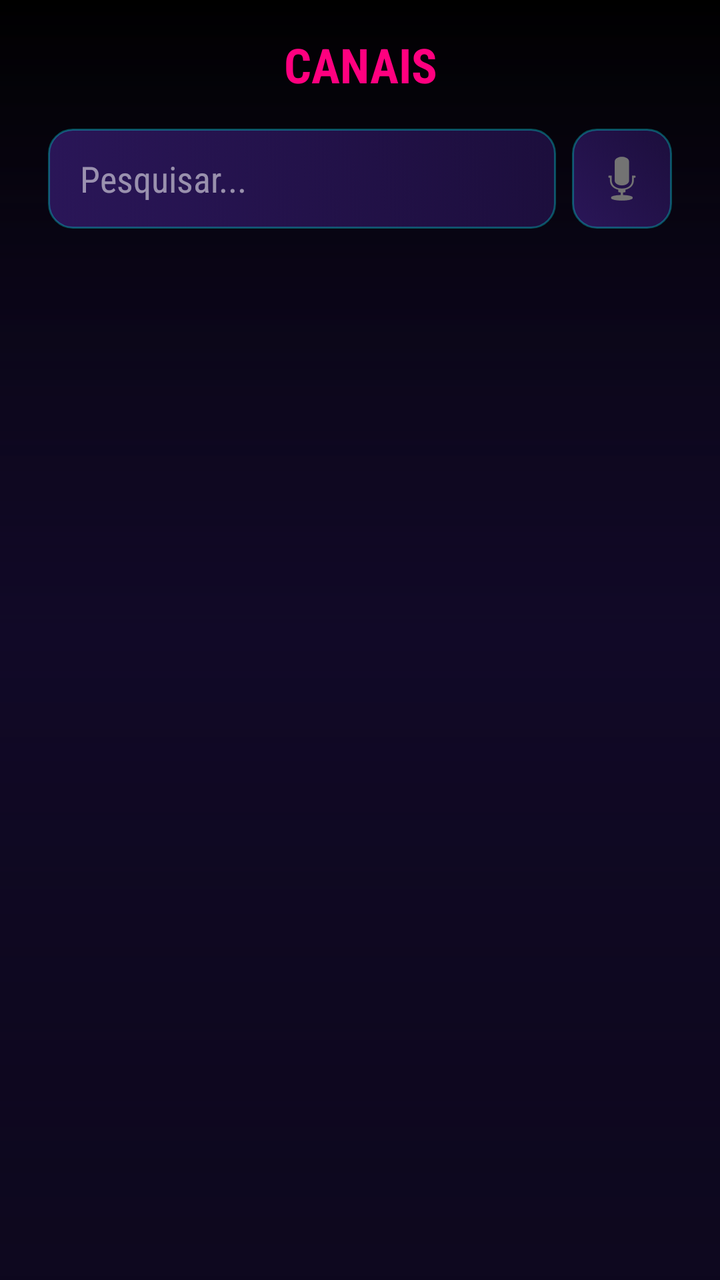
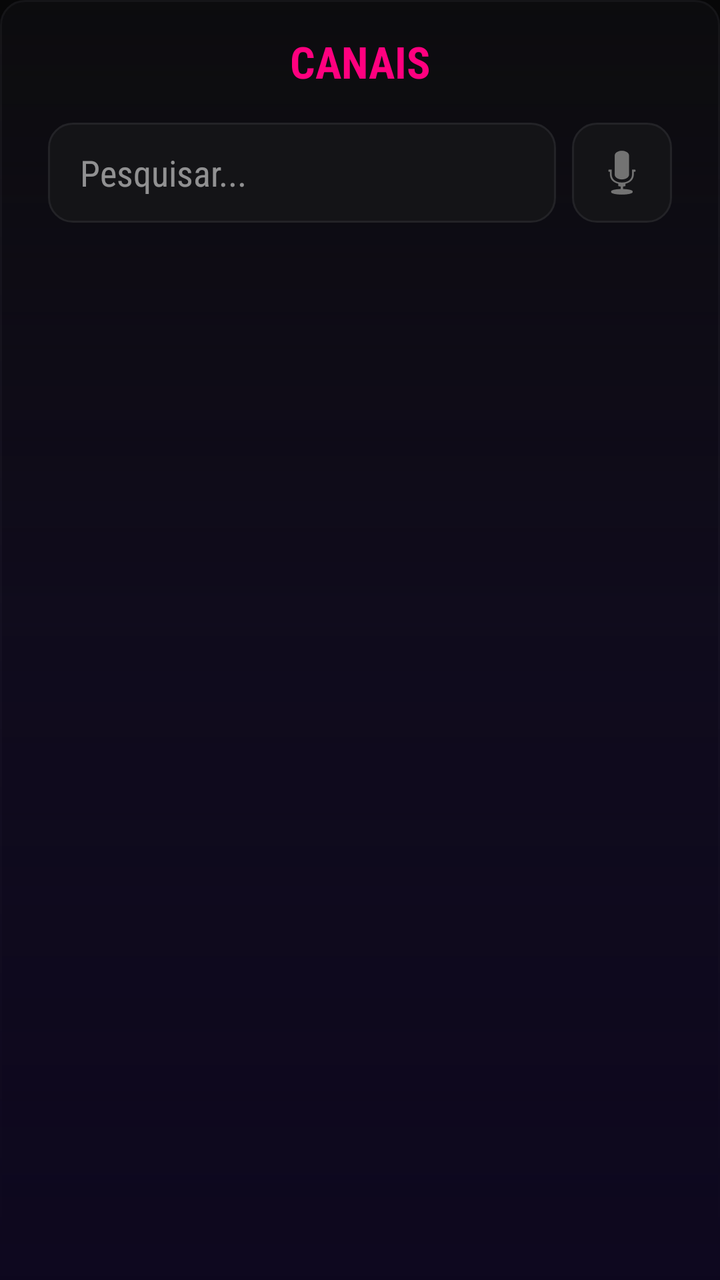

Compare the two renders of this Android layout. The source of the first and the diff that turns it into the second are given below.
<!-- AndroidManifest.xml: activity theme AppTheme -->
<!-- res/layout/activity_streams.xml -->
<?xml version="1.0" encoding="utf-8"?>
<FrameLayout xmlns:android="http://schemas.android.com/apk/res/android"
    android:layout_width="match_parent"
    android:layout_height="match_parent"
    android:background="@drawable/bg_screen_gradient">

    
    <ImageView
        android:id="@+id/ivBackgroundBlur"
        android:layout_width="match_parent"
        android:layout_height="match_parent"
        android:scaleType="centerCrop"
        android:alpha="0.3" />

    
    <View
        android:layout_width="match_parent"
        android:layout_height="match_parent"
        android:background="@drawable/bg_gradient_overlay" />

    <LinearLayout
        android:layout_width="match_parent"
        android:layout_height="match_parent"
        android:orientation="vertical"
        android:padding="16dp">

    <TextView
        android:id="@+id/tvCategoryTitle"
        android:layout_width="match_parent"
        android:layout_height="wrap_content"
        android:text="CANAIS"
        android:textColor="#FF007F"
        android:textSize="24sp"
        android:textStyle="bold"
        android:gravity="center"
        android:layout_marginBottom="8dp"/>

    <LinearLayout
        android:id="@+id/llSearchContainer"
        android:layout_width="match_parent"
        android:layout_height="wrap_content"
        android:orientation="horizontal"
        android:padding="8dp">

        <EditText
            android:id="@+id/etSearch"
            android:layout_width="0dp"
            android:layout_height="50dp"
            android:layout_weight="1"
            android:hint="Pesquisar..."
            android:textColorHint="#88FFFFFF"
            android:textColor="@color/text_primary"
            android:background="@drawable/bg_button_neon"
            android:paddingStart="16dp"
            android:paddingEnd="16dp" />

        <ImageButton
            android:id="@+id/btnVoiceSearch"
            android:layout_width="50dp"
            android:layout_height="50dp"
            android:layout_marginStart="8dp"
            android:background="@drawable/bg_button_neon"
            android:src="@android:drawable/ic_btn_speak_now"
            android:contentDescription="Pesquisa por Voz" />
            
    </LinearLayout>

    <FrameLayout
        android:layout_width="match_parent"
        android:layout_height="match_parent">

        <androidx.recyclerview.widget.RecyclerView
            android:id="@+id/rvStreams"
            android:layout_width="match_parent"
            android:layout_height="match_parent" />

        <ProgressBar
            android:id="@+id/progressBar"
            android:layout_width="64dp"
            android:layout_height="64dp"
            android:layout_gravity="center"
            android:indeterminateTint="#00FFFF"
            android:visibility="gone" />
    </FrameLayout>
    </LinearLayout>
</FrameLayout>
<!-- resources referenced by this layout -->
<resources>
  <color name="text_primary">#FFFFFF</color>
  <!-- drawable bg_button_neon (drawable) -->
  <?xml version="1.0" encoding="utf-8"?>
  <selector xmlns:android="http://schemas.android.com/apk/res/android">
      <item android:state_focused="true">
          <shape android:shape="rectangle">
              <solid android:color="#8000FFFF"/>
              <corners android:radius="12dp"/>
              <stroke android:width="4dp" android:color="#FFFFFF"/>
          </shape>
      </item>
      <item>
          <shape android:shape="rectangle">
              <gradient android:startColor="#2A1658" android:endColor="#1C0E3C" android:angle="45"/>
              <corners android:radius="12dp"/>
              <stroke android:width="1dp" android:color="#4D00FFFF"/>
          </shape>
      </item>
  </selector>
  <!-- drawable bg_gradient_overlay (drawable) -->
  <?xml version="1.0" encoding="utf-8"?>
  <shape xmlns:android="http://schemas.android.com/apk/res/android"
      android:shape="rectangle">
      <gradient
          android:angle="270"
          android:startColor="#66000000"
          android:centerColor="#B30D071E"
          android:endColor="#FF0D071E"
          android:type="linear" />
  </shape>
  <!-- drawable bg_screen_gradient (drawable) -->
  <?xml version="1.0" encoding="utf-8"?>
  <shape xmlns:android="http://schemas.android.com/apk/res/android" android:shape="rectangle">
      <gradient 
          android:startColor="#0D071E" 
          android:centerColor="#1A0D3B"
          android:endColor="#000000" 
          android:angle="90" 
          android:type="linear"/>
  </shape>
  <style name="AppTheme" parent="Theme.AppCompat.NoActionBar">
          <item name="android:fontFamily">sans-serif-condensed</item>
          <item name="android:windowAnimationStyle">@style/AppWindowTransition</item>
          <item name="android:windowBackground">@color/bg_primary</item>
          <item name="colorPrimary">@color/bg_elevated</item>
          <item name="colorPrimaryDark">@color/bg_primary</item>
          <item name="colorAccent">@color/accent</item>
          <item name="android:textColorPrimary">@color/text_primary</item>
          <item name="android:textColorSecondary">@color/text_secondary</item>
      </style>
  <style name="AppWindowTransition" parent="android:Animation.Activity">
          <item name="android:activityOpenEnterAnimation">@anim/fade_in</item>
          <item name="android:activityOpenExitAnimation">@anim/fade_out</item>
          <item name="android:activityCloseEnterAnimation">@anim/fade_in</item>
          <item name="android:activityCloseExitAnimation">@anim/fade_out</item>
      </style>
  <color name="bg_primary">#0B0B0D</color>
  <color name="bg_elevated">#1A1A1C</color>
  <color name="accent">#3D8BFF</color>
  <color name="text_secondary">#9B9BA1</color>
</resources>

<!-- the commit's change to res/layout/activity_streams.xml (unified diff, before → after) -->
@@ -30,7 +30,7 @@
         android:layout_height="wrap_content"
         android:text="CANAIS"
         android:textColor="#FF007F"
-        android:textSize="24sp"
+        android:textSize="@dimen/text_title"
         android:textStyle="bold"
         android:gravity="center"
         android:layout_marginBottom="8dp"/>
<!-- resource entries referenced after the edit -->
@@ -1,21 +1,22 @@
 <!-- resources referenced by this layout -->
 <resources>
   <color name="text_primary">#FFFFFF</color>
+  <dimen name="text_title">22sp</dimen>
   <!-- drawable bg_button_neon (drawable) -->
   <?xml version="1.0" encoding="utf-8"?>
   <selector xmlns:android="http://schemas.android.com/apk/res/android">
       <item android:state_focused="true">
           <shape android:shape="rectangle">
-              <solid android:color="#8000FFFF"/>
-              <corners android:radius="12dp"/>
-              <stroke android:width="4dp" android:color="#FFFFFF"/>
+              <solid android:color="@color/accent_wash"/>
+              <corners android:radius="@dimen/radius_card"/>
+              <stroke android:width="@dimen/focus_stroke" android:color="@color/accent"/>
           </shape>
       </item>
       <item>
           <shape android:shape="rectangle">
-              <gradient android:startColor="#2A1658" android:endColor="#1C0E3C" android:angle="45"/>
-              <corners android:radius="12dp"/>
-              <stroke android:width="1dp" android:color="#4D00FFFF"/>
+              <solid android:color="@color/bg_elevated"/>
+              <corners android:radius="@dimen/radius_card"/>
+              <stroke android:width="1dp" android:color="@color/surface_line"/>
           </shape>
       </item>
   </selector>
@@ -32,14 +33,22 @@
   </shape>
   <!-- drawable bg_screen_gradient (drawable) -->
   <?xml version="1.0" encoding="utf-8"?>
-  <shape xmlns:android="http://schemas.android.com/apk/res/android" android:shape="rectangle">
-      <gradient 
-          android:startColor="#0D071E" 
-          android:centerColor="#1A0D3B"
-          android:endColor="#000000" 
-          android:angle="90" 
-          android:type="linear"/>
-  </shape>
+  <selector xmlns:android="http://schemas.android.com/apk/res/android">
+      <item android:state_focused="true">
+          <shape android:shape="rectangle">
+              <solid android:color="@color/accent_wash"/>
+              <corners android:radius="@dimen/radius_card"/>
+              <stroke android:width="@dimen/focus_stroke" android:color="@color/accent"/>
+          </shape>
+      </item>
+      <item>
+          <shape android:shape="rectangle">
+              <solid android:color="@color/bg_elevated"/>
+              <corners android:radius="@dimen/radius_card"/>
+              <stroke android:width="1dp" android:color="@color/surface_line"/>
+          </shape>
+      </item>
+  </selector>
   <style name="AppTheme" parent="Theme.AppCompat.NoActionBar">
           <item name="android:fontFamily">sans-serif-condensed</item>
           <item name="android:windowAnimationStyle">@style/AppWindowTransition</item>
@@ -50,6 +59,9 @@
           <item name="android:textColorPrimary">@color/text_primary</item>
           <item name="android:textColorSecondary">@color/text_secondary</item>
       </style>
+  <color name="accent_wash">#1A3D8BFF</color>
+  <dimen name="radius_card">12dp</dimen>
+  <dimen name="focus_stroke">2dp</dimen>
   <style name="AppWindowTransition" parent="android:Animation.Activity">
           <item name="android:activityOpenEnterAnimation">@anim/fade_in</item>
           <item name="android:activityOpenExitAnimation">@anim/fade_out</item>
@@ -57,7 +69,8 @@
           <item name="android:activityCloseExitAnimation">@anim/fade_out</item>
       </style>
   <color name="bg_primary">#0B0B0D</color>
-  <color name="bg_elevated">#1A1A1C</color>
+  <color name="bg_elevated">#141417</color>
+  <color name="surface_line">#232327</color>
   <color name="accent">#3D8BFF</color>
   <color name="text_secondary">#9B9BA1</color>
 </resources>
